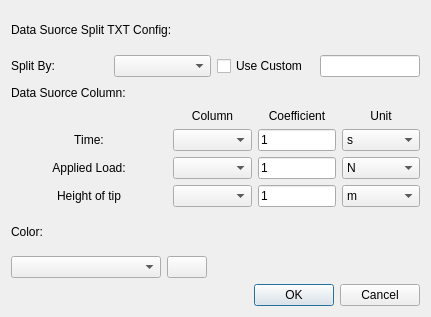
This is Ui_Config.ui in caowen2211891/SouthernUSAFM as Qt 5 draws it before an edit. The edited form follows.
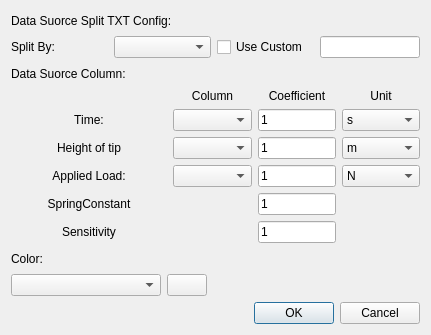
This is the edited form.

Commit message: 自动获取springConstant和sensitivity

Diff of the .ui file:
```diff
--- a/Ui_Config.ui
+++ b/Ui_Config.ui
@@ -7,7 +7,7 @@
     <x>0</x>
     <y>0</y>
     <width>431</width>
-    <height>317</height>
+    <height>335</height>
    </rect>
   </property>
   <property name="windowTitle">
@@ -71,7 +71,17 @@
       </widget>
      </item>
      <item>
-      <layout class="QGridLayout" name="gridLayout_2" columnstretch="2,1,1,1">
+      <layout class="QGridLayout" name="gridLayout_2" rowstretch="0,0,0,0,0,0" columnstretch="2,1,1,1">
+       <item row="0" column="2">
+        <widget class="QLabel" name="label_9">
+         <property name="text">
+          <string>Coefficient</string>
+         </property>
+         <property name="alignment">
+          <set>Qt::AlignCenter</set>
+         </property>
+        </widget>
+       </item>
        <item row="0" column="1">
         <widget class="QLabel" name="label_7">
          <property name="frameShadow">
@@ -85,8 +95,8 @@
          </property>
         </widget>
        </item>
-       <item row="1" column="0">
-        <widget class="QLabel" name="label_4">
+       <item row="2" column="0">
+        <widget class="QLabel" name="label_8">
          <property name="minimumSize">
           <size>
            <width>100</width>
@@ -94,14 +104,61 @@
           </size>
          </property>
          <property name="text">
-          <string>Time:</string>
+          <string>Height of tip</string>
          </property>
          <property name="alignment">
           <set>Qt::AlignCenter</set>
          </property>
         </widget>
        </item>
-       <item row="2" column="3">
+       <item row="2" column="2">
+        <widget class="QLineEdit" name="indentation_coefficient_edit">
+         <property name="text">
+          <string>1</string>
+         </property>
+        </widget>
+       </item>
+       <item row="3" column="0">
+        <widget class="QLabel" name="label_6">
+         <property name="minimumSize">
+          <size>
+           <width>100</width>
+           <height>0</height>
+          </size>
+         </property>
+         <property name="text">
+          <string>Applied Load:</string>
+         </property>
+         <property name="alignment">
+          <set>Qt::AlignCenter</set>
+         </property>
+        </widget>
+       </item>
+       <item row="1" column="1">
+        <widget class="QComboBox" name="t_comboBox">
+         <property name="currentText">
+          <string/>
+         </property>
+        </widget>
+       </item>
+       <item row="0" column="3">
+        <widget class="QLabel" name="label_5">
+         <property name="text">
+          <string>Unit</string>
+         </property>
+         <property name="alignment">
+          <set>Qt::AlignCenter</set>
+         </property>
+        </widget>
+       </item>
+       <item row="3" column="1">
+        <widget class="QComboBox" name="al_comboBox">
+         <property name="currentIndex">
+          <number>-1</number>
+         </property>
+        </widget>
+       </item>
+       <item row="3" column="3">
         <widget class="QComboBox" name="al_unitcomboBox">
          <item>
           <property name="text">
@@ -113,13 +170,9 @@
            <string>uN</string>
           </property>
          </item>
-        </widget>
-       </item>
-       <item row="3" column="3">
-        <widget class="QComboBox" name="id_unitcomboBox">
          <item>
           <property name="text">
-           <string>m</string>
+           <string>V</string>
           </property>
          </item>
          <item>
@@ -127,67 +180,15 @@
            <string>cm</string>
           </property>
          </item>
-         <item>
-          <property name="text">
-           <string>mm</string>
-          </property>
-         </item>
-         <item>
-          <property name="text">
-           <string>um</string>
-          </property>
-         </item>
-         <item>
-          <property name="text">
-           <string>nm</string>
-          </property>
-         </item>
-        </widget>
-       </item>
-       <item row="2" column="2">
-        <widget class="QLineEdit" name="applied_coefficient_edit">
-         <property name="text">
-          <string>1</string>
-         </property>
         </widget>
        </item>
        <item row="2" column="1">
-        <widget class="QComboBox" name="al_comboBox">
-         <property name="currentIndex">
-          <number>-1</number>
-         </property>
-        </widget>
-       </item>
-       <item row="3" column="1">
         <widget class="QComboBox" name="id_comboBox">
          <property name="currentIndex">
           <number>-1</number>
          </property>
         </widget>
        </item>
-       <item row="0" column="0">
-        <widget class="QLabel" name="label_11">
-         <property name="text">
-          <string/>
-         </property>
-        </widget>
-       </item>
-       <item row="3" column="0">
-        <widget class="QLabel" name="label_8">
-         <property name="minimumSize">
-          <size>
-           <width>100</width>
-           <height>0</height>
-          </size>
-         </property>
-         <property name="text">
-          <string>Height of tip</string>
-         </property>
-         <property name="alignment">
-          <set>Qt::AlignCenter</set>
-         </property>
-        </widget>
-       </item>
        <item row="1" column="3">
         <widget class="QComboBox" name="t_unitcomboBox">
          <item>
@@ -202,8 +203,37 @@
          </item>
         </widget>
        </item>
-       <item row="2" column="0">
-        <widget class="QLabel" name="label_6">
+       <item row="2" column="3">
+        <widget class="QComboBox" name="id_unitcomboBox">
+         <item>
+          <property name="text">
+           <string>m</string>
+          </property>
+         </item>
+         <item>
+          <property name="text">
+           <string>cm</string>
+          </property>
+         </item>
+         <item>
+          <property name="text">
+           <string>mm</string>
+          </property>
+         </item>
+         <item>
+          <property name="text">
+           <string>um</string>
+          </property>
+         </item>
+         <item>
+          <property name="text">
+           <string>nm</string>
+          </property>
+         </item>
+        </widget>
+       </item>
+       <item row="1" column="0">
+        <widget class="QLabel" name="label_4">
          <property name="minimumSize">
           <size>
            <width>100</width>
@@ -211,7 +241,7 @@
           </size>
          </property>
          <property name="text">
-          <string>Applied Load:</string>
+          <string>Time:</string>
          </property>
          <property name="alignment">
           <set>Qt::AlignCenter</set>
@@ -228,40 +258,54 @@
          </property>
         </widget>
        </item>
-       <item row="1" column="1">
-        <widget class="QComboBox" name="t_comboBox">
-         <property name="currentText">
-          <string/>
-         </property>
-        </widget>
-       </item>
-       <item row="0" column="3">
-        <widget class="QLabel" name="label_5">
-         <property name="text">
-          <string>Unit</string>
-         </property>
-         <property name="alignment">
-          <set>Qt::AlignCenter</set>
-         </property>
-        </widget>
-       </item>
        <item row="3" column="2">
-        <widget class="QLineEdit" name="indentation_coefficient_edit">
+        <widget class="QLineEdit" name="applied_coefficient_edit">
          <property name="text">
           <string>1</string>
          </property>
         </widget>
        </item>
-       <item row="0" column="2">
-        <widget class="QLabel" name="label_9">
+       <item row="0" column="0">
+        <widget class="QLabel" name="label_11">
          <property name="text">
-          <string>Coefficient</string>
+          <string/>
          </property>
+        </widget>
+       </item>
+       <item row="4" column="0">
+        <widget class="QLabel" name="label_12">
+         <property name="text">
+          <string>SpringConstant</string>
+         </property>
          <property name="alignment">
           <set>Qt::AlignCenter</set>
          </property>
         </widget>
        </item>
+       <item row="5" column="0">
+        <widget class="QLabel" name="label_13">
+         <property name="text">
+          <string>Sensitivity</string>
+         </property>
+         <property name="alignment">
+          <set>Qt::AlignCenter</set>
+         </property>
+        </widget>
+       </item>
+       <item row="4" column="2">
+        <widget class="QLineEdit" name="SpringConstantEdit">
+         <property name="text">
+          <string>1</string>
+         </property>
+        </widget>
+       </item>
+       <item row="5" column="2">
+        <widget class="QLineEdit" name="SensitivityEdit">
+         <property name="text">
+          <string>1</string>
+         </property>
+        </widget>
+       </item>
       </layout>
      </item>
      <item>
```
Left out of the diff: 2 changed lines with no effect on the pictures. The commit also changes 9 other files.
